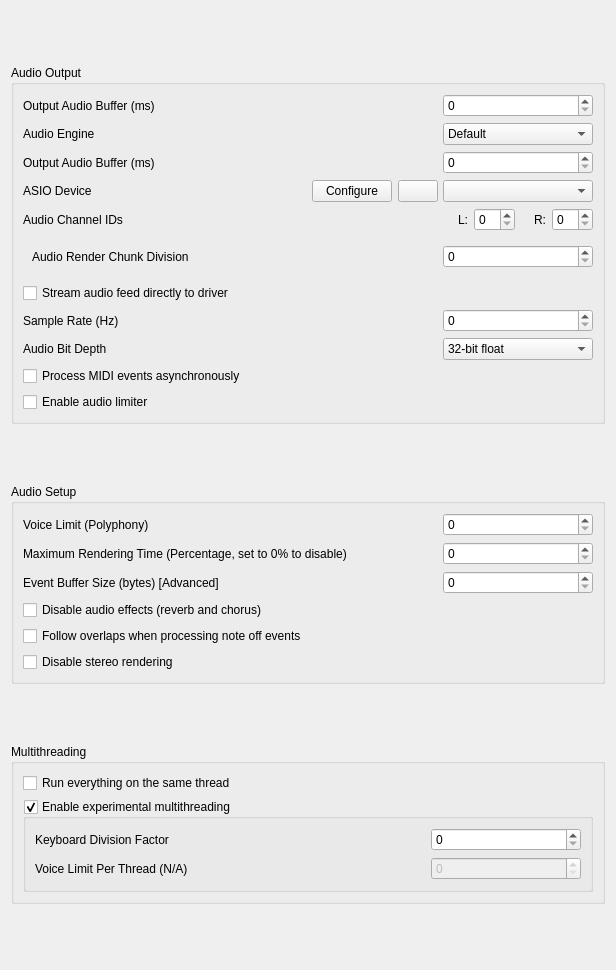
KeppySoftware/OmniMIDIv2, file OmniMIDIConfigurator/src/bassmidisettings.ui: the form before one commit.
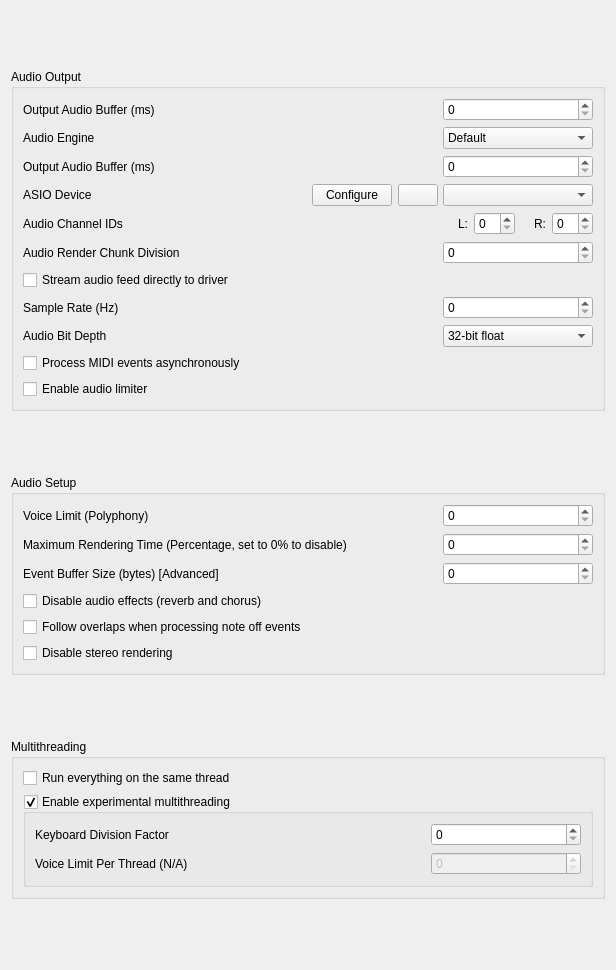
The form after the commit. Icons and pictures are not drawn.

Commit message: Add Windows functions

What changed in the file:
```diff
--- a/OmniMIDIConfigurator/src/bassmidisettings.ui
+++ b/OmniMIDIConfigurator/src/bassmidisettings.ui
@@ -262,6 +262,18 @@
             <item row="2" column="0">
              <widget class="QWidget" name="horizontalWidget" native="true">
               <layout class="QHBoxLayout" name="horizontalLayout_4">
+               <property name="leftMargin">
+                <number>0</number>
+               </property>
+               <property name="topMargin">
+                <number>0</number>
+               </property>
+               <property name="rightMargin">
+                <number>0</number>
+               </property>
+               <property name="bottomMargin">
+                <number>0</number>
+               </property>
                <item>
                 <widget class="QLabel" name="label_14">
                  <property name="sizePolicy">
```
The commit also changes 4 other files.
